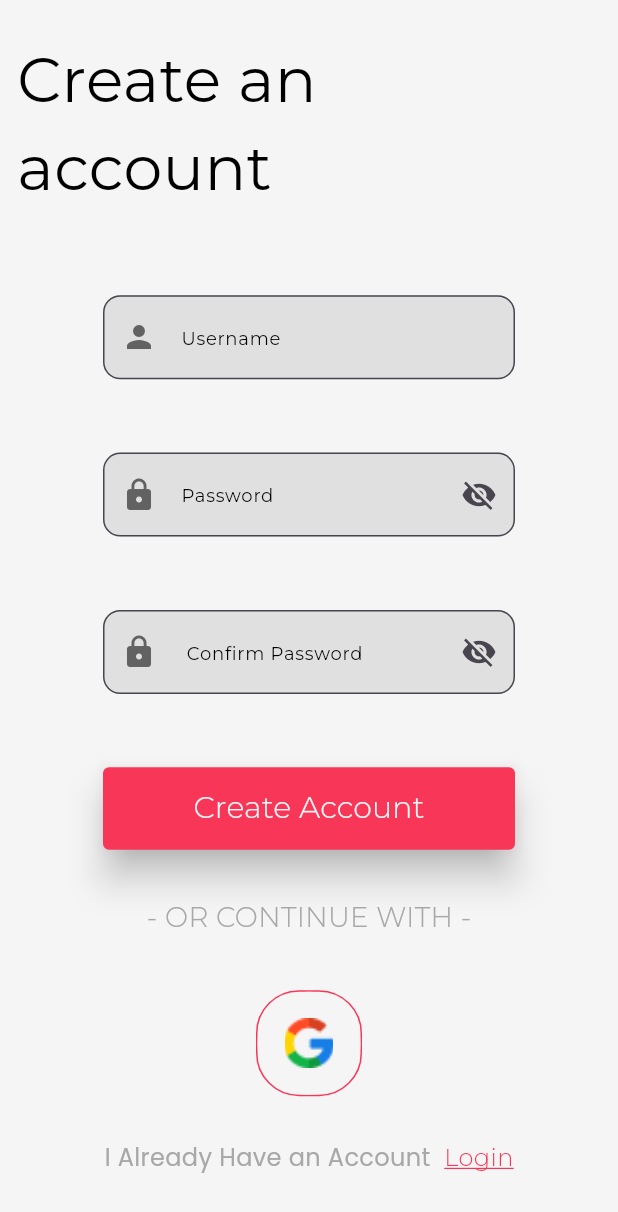
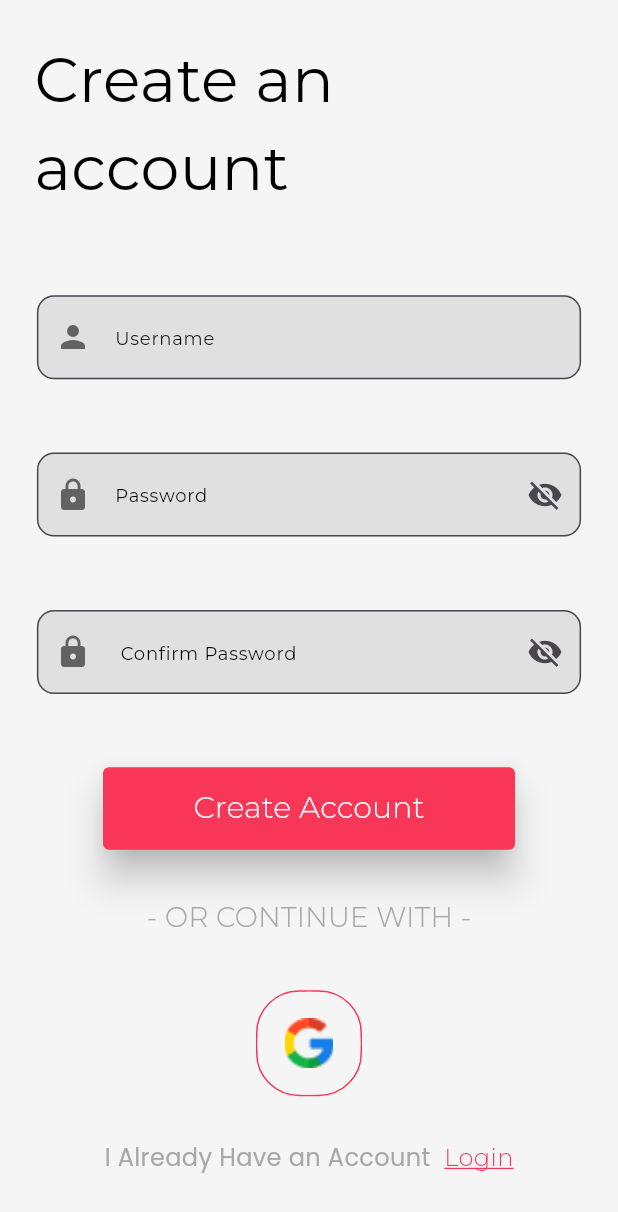
Before and after one commit to abdelrahmankhaled213/RickAndMortyApp, a Flutter app: the screen it shows after launch, after a tap on "Skip", on a phone screen of 412 x 824 dp. Shown: the top 1212 px of the screen. Run offline on Flutter 3.47's test engine with Material 3 defaults, Android fonts, the phone set to English and light mode, and no system bars; our stand-ins replace firebase_auth, firebase_core, flutter_bloc, flutter_screenutil, go_router, google_sign_in and 2 more; missing offline and left inert: flutter_facebook_auth; accounts and stored records are empty; project files that could hold a hidden picture were left out.

Commit message:
" firstcommit "

```diff
--- a/lib/core/widgets/CustomTextFormField.dart
+++ b/lib/core/widgets/CustomTextFormField.dart
@@ -21,7 +21,7 @@ CustomTextFormField({
   Widget build(BuildContext context) {
     return SizedBox(
       height: 55.h,
-      width: MediaQuery.of(context).size.width/1.5,
+      width: 317.w,
 
       child: TextFormField(
         obscureText: obstext??false,
--- a/lib/features/SignUp/presentation/Model_View/cubit.dart
+++ b/lib/features/SignUp/presentation/Model_View/cubit.dart
@@ -7,9 +7,9 @@ import 'package:google_sign_in/google_sign_in.dart';
 
 class SignUpCubit extends Cubit<AuthState>{
   SignUpCubit():super (InitialState());
-late String email;
-late String password;
-late String confirmpassword;
+ String? email;
+ String? password;
+ String? confirmpassword;
 final signupkey=GlobalKey<FormState>();
 var changeiconstatepassword=true;
 var changeiconstateconfirmpassword=true;
@@ -24,19 +24,19 @@ void changeIconState(){
 Future<void> signUpWithEmailAndPassword()async{
   try{
     emit(LoadingState());
- await FirebaseAuth.instance.createUserWithEmailAndPassword(email: email, password: password);
+ await FirebaseAuth.instance.createUserWithEmailAndPassword(email: email!, password: password!);
     emit(LoadedState());
   }on FirebaseAuthException
   catch(e){
    emit(FaliureState(faliureMsg: e.toString()));
   }
 }
-Future<UserCredential> signInWithGoogle() async {
+  Future<UserCredential> signInWithGoogle() async {
     // Trigger the authentication flow
     final GoogleSignInAccount? googleUser = await GoogleSignIn(
-      scopes: [
+        scopes: [
           'https://www.googleapis.com/auth/drive',
-      ]
+        ]
     ).signIn();
 
     // Obtain the auth details from the request
--- a/lib/features/SignUp/presentation/Model_View/cubit_state.dart
+++ b/lib/features/SignUp/presentation/Model_View/cubit_state.dart
@@ -4,6 +4,7 @@ abstract class AuthState{
 class InitialState extends AuthState{
 
 }
+
 class LoadingState extends AuthState{
 
 }
--- a/lib/features/SignUp/presentation/Ui/SignUpView.dart
+++ b/lib/features/SignUp/presentation/Ui/SignUpView.dart
@@ -14,7 +14,7 @@ class SignUpView extends StatelessWidget {
       body: SafeArea(
         child: Padding(
           padding:  EdgeInsets.symmetric(
-            horizontal: 10.w
+            horizontal: 20.w
           ),
           child: CustomScrollView(
             slivers: [
--- a/lib/features/SplashScreen/SplashScreen.dart
+++ b/lib/features/SplashScreen/SplashScreen.dart
@@ -20,8 +20,8 @@ class _HomeScreenViewState extends State<SplashScreen> {
           child: Row(
             mainAxisAlignment: MainAxisAlignment.center,
             children: [
-              Image.asset("assets/Images/Group 34010.png",height: 100.h,width: 125.w,),
-              const SizedBox(width: 5),
+              Image.asset("assets/Images/Group 34010.png",height: 100,width: 125,),
+               SizedBox(width: 10),
             Text("Stylish",style: Styles.LibreCaskonpink40bold),
               ]
           ),
--- a/lib/features/onBoardingScreen/Presentation/Ui/OnBoardingView.dart
+++ b/lib/features/onBoardingScreen/Presentation/Ui/OnBoardingView.dart
@@ -5,6 +5,7 @@ import 'package:ecommerce_app/features/onBoardingScreen/Presentation/widgets/Num
 import 'package:ecommerce_app/features/onBoardingScreen/Presentation/widgets/buildRow.dart';
 import 'package:ecommerce_app/features/onBoardingScreen/Presentation/widgets/onBoardingColumnWidget.dart';
 import 'package:flutter/material.dart';
+import 'package:flutter/widgets.dart';
 import 'package:flutter_screenutil/flutter_screenutil.dart';
 import 'package:go_router/go_router.dart';
 class OnBoardingView extends StatefulWidget {
@@ -26,10 +27,10 @@ CustomRow(
   currentindex:index1+1,
 ),
           SizedBox(
-            height: MediaQuery.of(context).size.height/7,
+            height: MediaQuery.of(context).size.height/15,
           ),
           SizedBox(
-            height: MediaQuery.of(context).size.height/3,
+            height:400.h,
             width: MediaQuery.of(context).size.width,
             child:
             PageView.builder(
@@ -58,20 +59,21 @@ CustomRow(
             ),
             child:
             Column(
-              mainAxisAlignment: MainAxisAlignment.spaceBetween,
+
               children: [
 
                SizedBox(
-                 child:  Text(
-                   textAlign: TextAlign.center,'''
-              Amet minim mollit non deserunt ullamco est
-              sit aliqua dolor do amet sint. Velit officia
-               consequat duis enim velit mollit.
-               ''',style: Styles.Montserratgrey16w300,
+height:80.h,
+          width: 340.w,
+                 child: Text(
+                   textAlign: TextAlign.center," Amet minim mollit non deserunt ullamco est sit aliqua dolor do amet sint. Velit officia consequat duis enim velit mollit"
+
+
+                 ,style: Styles.Montserratgrey16w300,
                                ),
                ),
                 SizedBox(
-                  height: MediaQuery.of(context).size.width/2.3,
+                  height: 60.h,
                 ),
                 buildRow(
                   pagecont: pageController,
--- a/lib/features/onBoardingScreen/Presentation/widgets/NumberAndSkip.dart
+++ b/lib/features/onBoardingScreen/Presentation/widgets/NumberAndSkip.dart
@@ -30,7 +30,7 @@ CustomTextRich(
     fontWeight: FontWeight.w300,
     fontSize: 18.sp,
   ),
-  text2: "/${onboardingchange.length-1}",
+  text2: "/${onboardingchange.length}",
   textstyle2: Styles.Montserratgrey16w300.copyWith(
         fontSize: 18.sp
     ),
--- a/lib/main.dart
+++ b/lib/main.dart
@@ -5,10 +5,15 @@ import 'package:ecommerce_app/core/database/cachehelper.dart';
 import 'package:ecommerce_app/core/routes/router.dart';
 import 'package:firebase_core/firebase_core.dart';
 import 'package:flutter/material.dart';
+import 'package:flutter/services.dart';
 import 'package:flutter_screenutil/flutter_screenutil.dart';
 
 void main() async{
   WidgetsFlutterBinding.ensureInitialized();
+  SystemChrome.setPreferredOrientations([
+    DeviceOrientation.portraitUp,
+    DeviceOrientation.portraitDown
+  ]);
   // await Config.LoadLang("en");
 await CacheHelper().intializeSharedPref();
   Platform.isAndroid?await Firebase.initializeApp(
```
Also changed, not shown: lib/core/routes/router.dart (+12 -1 lines), lib/features/Login/presentation/UI/Forgot Password.dart (added, +41 -0 lines), lib/features/Login/presentation/UI/LoginView.dart (+1 -9 lines), lib/features/Login/presentation/model_view/cubit.dart (+20 -2 lines), lib/features/Login/presentation/model_view/cubit_state.dart (+10 -0 lines), lib/features/Login/presentation/widgets/CustomTextForgotPassword.dart (added, +16 -0 lines), lib/features/Login/presentation/widgets/LoginFormField.dart (+30 -9 lines), lib/features/Login/presentation/widgets/CustomText.dart (added).
